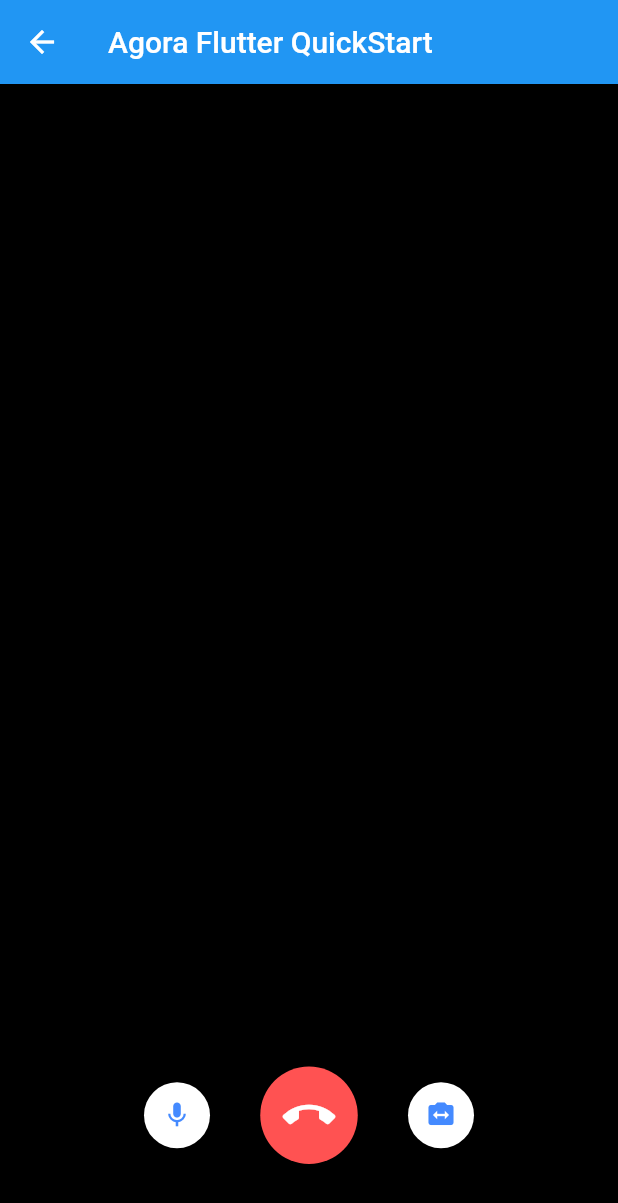
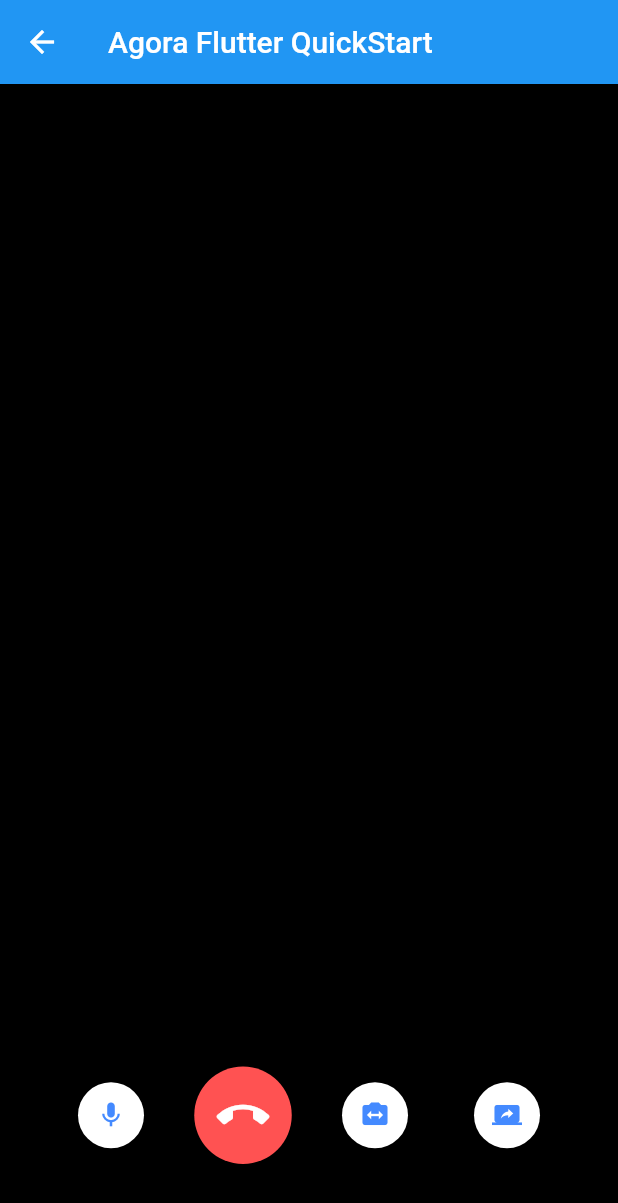
Before and after one commit to bariabhishek/video_call, a Flutter app: the CallPage screen opened directly, on a phone screen of 412 x 824 dp. Shown: the top 1203 px of the screen. Run offline on Flutter 3.47's test engine with Material 2 defaults, Android fonts, the phone set to English and light mode, and no system bars; our stand-ins replace native_screenshot, permission_handler; missing offline and left inert: agora_rtc_engine.

Commit message:
Screenshot added

```diff
--- a/lib/src/pages/call.dart
+++ b/lib/src/pages/call.dart
@@ -2,6 +2,7 @@ import 'dart:async';
 
 import 'package:agora_rtc_engine/agora_rtc_engine.dart';
 import 'package:flutter/material.dart';
+import 'package:native_screenshot/native_screenshot.dart';
 
 import '../utils/settings.dart';
 
@@ -37,6 +38,7 @@ class _CallPageState extends State<CallPage> {
   @override
   void initState() {
     super.initState();
+    _takeSS();
     // initialize agora sdk
     initialize();
   }
@@ -59,6 +61,7 @@ class _CallPageState extends State<CallPage> {
     configuration.dimensions = Size(1920, 1080);
     await AgoraRtcEngine.setVideoEncoderConfiguration(configuration);
     await AgoraRtcEngine.joinChannel(null, widget.channelName, null, 0);
+
   }
 
   /// Create agora sdk instance and initialize
@@ -232,6 +235,18 @@ class _CallPageState extends State<CallPage> {
             elevation: 2.0,
             fillColor: Colors.white,
             padding: const EdgeInsets.all(12.0),
+          ),
+          RawMaterialButton(
+            onPressed: (){_takeSS();},
+            child: Icon(
+              Icons.screen_share,
+              color: Colors.blueAccent,
+              size: 20.0,
+            ),
+            shape: CircleBorder(),
+            elevation: 2.0,
+            fillColor: Colors.white,
+            padding: const EdgeInsets.all(12.0),
           )
         ],
       ),
@@ -321,4 +336,15 @@ class _CallPageState extends State<CallPage> {
       ),
     );
   }
+
+   _takeSS() async {
+    String path = await NativeScreenshot.takeScreenshot();
+    print(path);
+    _timmer();
+  }
+  _timmer(){
+    Future.delayed(const Duration(seconds: 3), () async {
+      _takeSS();
+    });
+  }
 }
--- a/lib/src/utils/settings.dart
+++ b/lib/src/utils/settings.dart
@@ -1,2 +1,2 @@
 // Agora AppId
-const APP_ID = 'ab6d87aeab144031b3eb9d7d4de62a8';
+const APP_ID = 'ab6d87aeab144031b3eb9d7d4de62a8e';
--- a/pubspec.yaml
+++ b/pubspec.yaml
@@ -22,6 +22,7 @@ dependencies:
   agora_rtc_engine: 1.0.5
   permission_handler: ^3.0.0
   path_provider: ^1.6.6
+  native_screenshot: ^0.0.3
 
 dev_dependencies:
   flutter_test:
```
Also changed, not shown: 2 other files.
